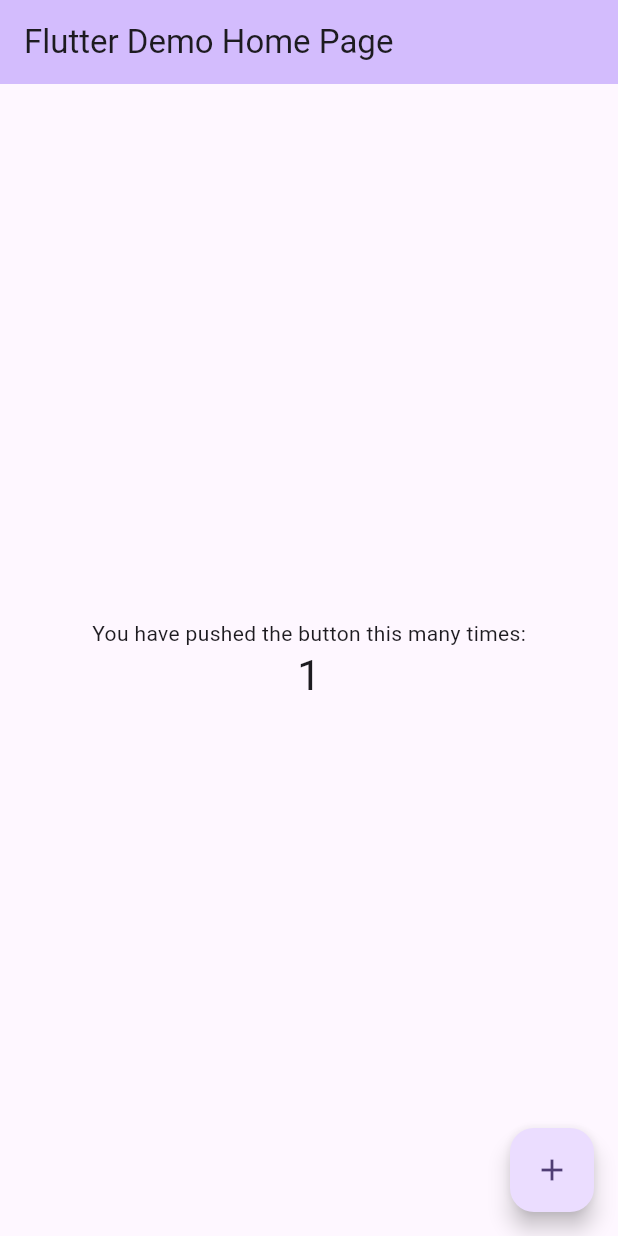
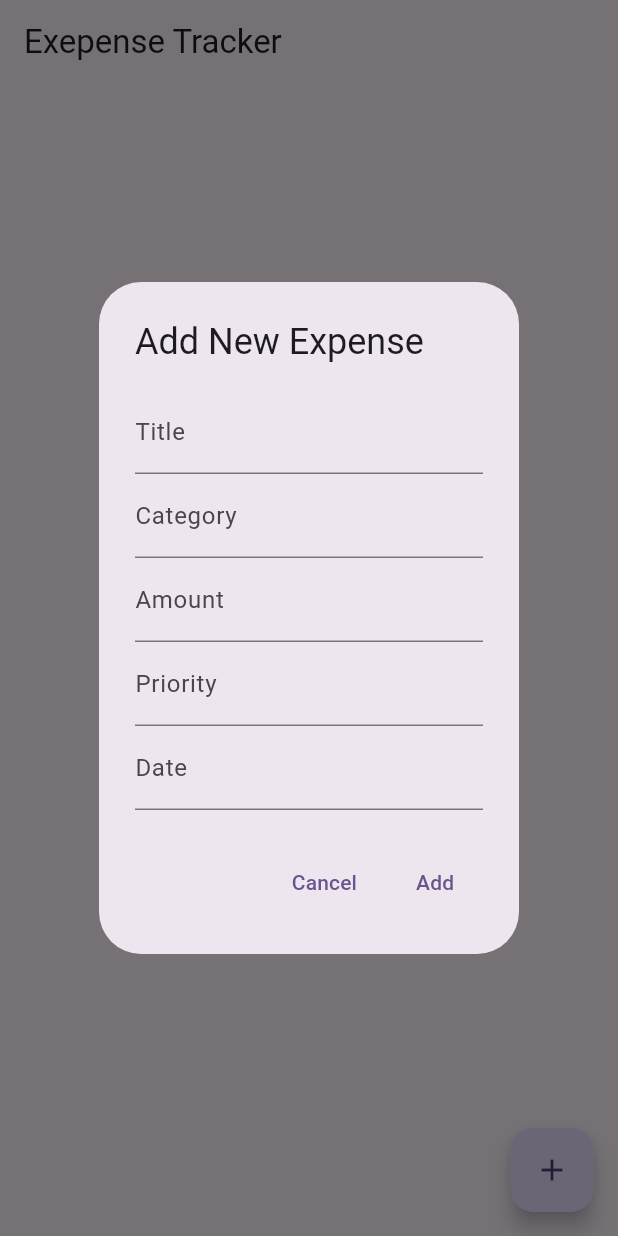
Before and after one commit to didierganthier/expense_tracker_provider, a Flutter app: the screen it shows after launch, after a tap on the "add" icon, on a phone screen of 412 x 824 dp. Run offline on Flutter 3.47's test engine with Material 3 defaults, Android fonts, the phone set to English and light mode, and no system bars.

Commit message:
Integrate ExpenseProvider and create HomeScreen for expense tracking functionality

```diff
--- a/lib/main.dart
+++ b/lib/main.dart
@@ -1,7 +1,13 @@
+import 'package:expense_tracker_provider/providers/expense_provider.dart';
+import 'package:expense_tracker_provider/screens/home_screen.dart';
 import 'package:flutter/material.dart';
+import 'package:provider/provider.dart';
 
 void main() {
-  runApp(const MyApp());
+  runApp(ChangeNotifierProvider(
+    create: (context) => ExpenseProvider(),
+    child: const MyApp(),
+  ));
 }
 
 class MyApp extends StatelessWidget {
@@ -13,113 +19,10 @@
     return MaterialApp(
       title: 'Flutter Demo',
       theme: ThemeData(
-        // This is the theme of your application.
-        //
-        // TRY THIS: Try running your application with "flutter run". You'll see
-        // the application has a purple toolbar. Then, without quitting the app,
-        // try changing the seedColor in the colorScheme below to Colors.green
-        // and then invoke "hot reload" (save your changes or press the "hot
-        // reload" button in a Flutter-supported IDE, or press "r" if you used
-        // the command line to start the app).
-        //
-        // Notice that the counter didn't reset back to zero; the application
-        // state is not lost during the reload. To reset the state, use hot
-        // restart instead.
-        //
-        // This works for code too, not just values: Most code changes can be
-        // tested with just a hot reload.
         colorScheme: ColorScheme.fromSeed(seedColor: Colors.deepPurple),
         useMaterial3: true,
       ),
-      home: const MyHomePage(title: 'Flutter Demo Home Page'),
+      home: const HomeScreen(),
     );
   }
 }
-
-class MyHomePage extends StatefulWidget {
-  const MyHomePage({super.key, required this.title});
-
-  // This widget is the home page of your application. It is stateful, meaning
-  // that it has a State object (defined below) that contains fields that affect
-  // how it looks.
-
-  // This class is the configuration for the state. It holds the values (in this
-  // case the title) provided by the parent (in this case the App widget) and
-  // used by the build method of the State. Fields in a Widget subclass are
-  // always marked "final".
-
-  final String title;
-
-  @override
-  State<MyHomePage> createState() => _MyHomePageState();
-}
-
-class _MyHomePageState extends State<MyHomePage> {
-  int _counter = 0;
-
-  void _incrementCounter() {
-    setState(() {
-      // This call to setState tells the Flutter framework that something has
-      // changed in this State, which causes it to rerun the build method below
-      // so that the display can reflect the updated values. If we changed
-      // _counter without calling setState(), then the build method would not be
-      // called again, and so nothing would appear to happen.
-      _counter++;
-    });
-  }
-
-  @override
-  Widget build(BuildContext context) {
-    // This method is rerun every time setState is called, for instance as done
-    // by the _incrementCounter method above.
-    //
-    // The Flutter framework has been optimized to make rerunning build methods
-    // fast, so that you can just rebuild anything that needs updating rather
-    // than having to individually change instances of widgets.
-    return Scaffold(
-      appBar: AppBar(
-        // TRY THIS: Try changing the color here to a specific color (to
-        // Colors.amber, perhaps?) and trigger a hot reload to see the AppBar
-        // change color while the other colors stay the same.
-        backgroundColor: Theme.of(context).colorScheme.inversePrimary,
-        // Here we take the value from the MyHomePage object that was created by
-        // the App.build method, and use it to set our appbar title.
-        title: Text(widget.title),
-      ),
-      body: Center(
-        // Center is a layout widget. It takes a single child and positions it
-        // in the middle of the parent.
-        child: Column(
-          // Column is also a layout widget. It takes a list of children and
-          // arranges them vertically. By default, it sizes itself to fit its
-          // children horizontally, and tries to be as tall as its parent.
-          //
-          // Column has various properties to control how it sizes itself and
-          // how it positions its children. Here we use mainAxisAlignment to
-          // center the children vertically; the main axis here is the vertical
-          // axis because Columns are vertical (the cross axis would be
-          // horizontal).
-          //
-          // TRY THIS: Invoke "debug painting" (choose the "Toggle Debug Paint"
-          // action in the IDE, or press "p" in the console), to see the
-          // wireframe for each widget.
-          mainAxisAlignment: MainAxisAlignment.center,
-          children: <Widget>[
-            const Text(
-              'You have pushed the button this many times:',
-            ),
-            Text(
-              '$_counter',
-              style: Theme.of(context).textTheme.headlineMedium,
-            ),
-          ],
-        ),
-      ),
-      floatingActionButton: FloatingActionButton(
-        onPressed: _incrementCounter,
-        tooltip: 'Increment',
-        child: const Icon(Icons.add),
-      ), // This trailing comma makes auto-formatting nicer for build methods.
-    );
-  }
-}
--- /dev/null
+++ b/lib/screens/home_screen.dart
@@ -0,0 +1,136 @@
+import 'package:expense_tracker_provider/providers/expense_provider.dart';
+import 'package:flutter/material.dart';
+import 'package:provider/provider.dart';
+
+class HomeScreen extends StatefulWidget {
+  const HomeScreen({super.key});
+
+  @override
+  State<HomeScreen> createState() => _HomeScreenState();
+}
+
+class _HomeScreenState extends State<HomeScreen> {
+  @override
+  Widget build(BuildContext context) {
+    return Scaffold(
+      appBar: AppBar(
+        title: Text('Exepense Tracker'),
+      ),
+      body: Consumer<ExpenseProvider>(
+        builder: (context, expenseProvider, child) {
+          return ListView.builder(
+            itemCount: expenseProvider.expenses.length,
+            itemBuilder: (context, index) {
+              final expense = expenseProvider.expenses[index];
+              return Card(
+                margin: EdgeInsets.symmetric(vertical: 8, horizontal: 16),
+                child: ListTile(
+                  leading: CircleAvatar(
+                    child: Text(expense.priority.toString()),
+                  ),
+                  title: Text(expense.title),
+                  subtitle:
+                      Text('${expense.category} - ${expense.date.toLocal()}'),
+                  trailing: Text('\$${expense.amount.toStringAsFixed(2)}'),
+                ),
+              );
+            },
+          );
+        },
+      ),
+      floatingActionButton: FloatingActionButton(
+        onPressed: () {
+          showDialog(
+            context: context,
+            builder: (context) {
+              String title = '';
+              String category = '';
+              double amount = 0.0;
+              int priority = 1;
+              DateTime date = DateTime.now();
+
+              return AlertDialog(
+                title: Text('Add New Expense'),
+                content: SingleChildScrollView(
+                  child: Column(
+                    children: [
+                      TextField(
+                        decoration: InputDecoration(labelText: 'Title'),
+                        onChanged: (value) {
+                          title = value;
+                        },
+                      ),
+                      TextField(
+                        decoration: InputDecoration(labelText: 'Category'),
+                        onChanged: (value) {
+                          category = value;
+                        },
+                      ),
+                      TextField(
+                        decoration: InputDecoration(labelText: 'Amount'),
+                        keyboardType: TextInputType.number,
+                        onChanged: (value) {
+                          amount = double.tryParse(value) ?? 0.0;
+                        },
+                      ),
+                      TextField(
+                        decoration: InputDecoration(labelText: 'Priority'),
+                        keyboardType: TextInputType.number,
+                        onChanged: (value) {
+                          priority = int.tryParse(value) ?? 1;
+                        },
+                      ),
+                      TextField(
+                        decoration: InputDecoration(labelText: 'Date'),
+                        onTap: () async {
+                          DateTime? pickedDate = await showDatePicker(
+                            context: context,
+                            initialDate: DateTime.now(),
+                            firstDate: DateTime(2000),
+                            lastDate: DateTime(2101),
+                          );
+                          if (pickedDate != null) {
+                            setState(() {
+                              date = pickedDate;
+                            });
+                          }
+                        },
+                      ),
+                    ],
+                  ),
+                ),
+                actions: [
+                  TextButton(
+                    onPressed: () {
+                      Navigator.of(context).pop();
+                    },
+                    child: Text('Cancel'),
+                  ),
+                  TextButton(
+                    onPressed: () {
+                      if (title.isNotEmpty &&
+                          category.isNotEmpty &&
+                          amount > 0) {
+                        Provider.of<ExpenseProvider>(context, listen: false)
+                            .addExpense(
+                          title,
+                          amount,
+                          date,
+                          category,
+                          priority,
+                        );
+                        Navigator.of(context).pop();
+                      }
+                    },
+                    child: Text('Add'),
+                  ),
+                ],
+              );
+            },
+          );
+        },
+        child: Icon(Icons.add),
+      ),
+    );
+  }
+}
--- a/pubspec.yaml
+++ b/pubspec.yaml
@@ -36,6 +36,7 @@ dependencies:
   # Use with the CupertinoIcons class for iOS style icons.
   cupertino_icons: ^1.0.8
   uuid: ^4.5.1
+  provider: ^6.1.2
 
 dev_dependencies:
   flutter_test:
```
Also changed, not shown: pubspec.lock.
